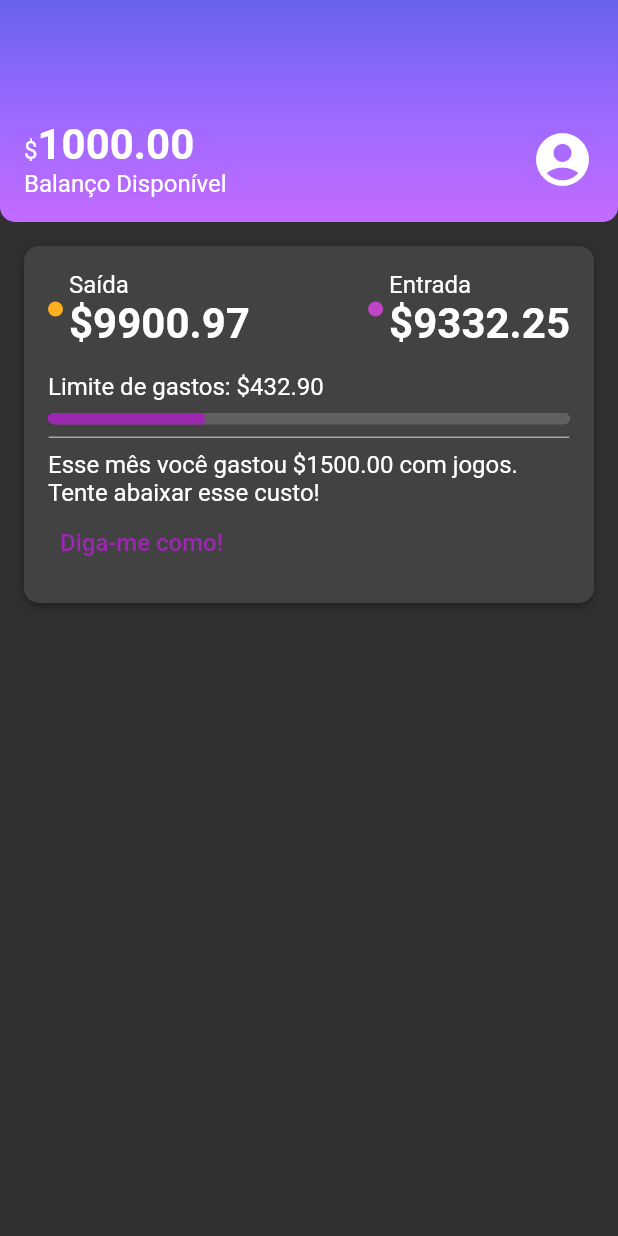
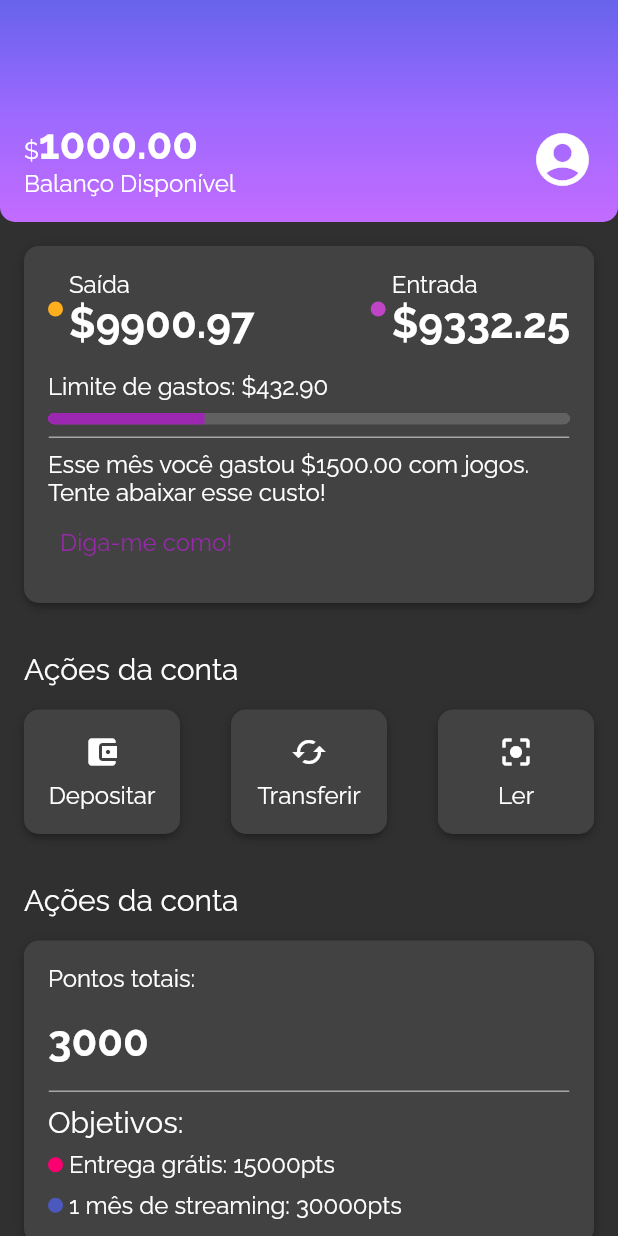
Before and after one commit to arturgussi/flutter_estilizando_e_reproduzindo_layouts, a Flutter app: the screen it shows after launch, on a phone screen of 412 x 824 dp. Run offline on Flutter 3.47's test engine with Material 2 defaults, Android fonts, the phone set to English and light mode, and no system bars.

Commit message:
Aula 6: Estilizações finais: ações e tipografia

```diff
--- a/alubank/lib/components/box_card.dart
+++ b/alubank/lib/components/box_card.dart
@@ -7,7 +7,7 @@ class BoxCard extends StatelessWidget {
 
   @override
   Widget build(BuildContext context) {
-    return Container(
+    return Ink(
       padding: const EdgeInsets.all(16),
       decoration: BoxDecoration(
         boxShadow: kElevationToShadow[3],
--- /dev/null
+++ b/alubank/lib/components/sections/account_actions.dart
@@ -0,0 +1,82 @@
+import 'package:alubank/components/box_card.dart';
+import 'package:flutter/material.dart';
+
+class AccountActions extends StatelessWidget {
+  const AccountActions({super.key});
+
+  @override
+  Widget build(BuildContext context) {
+    return Padding(
+      padding: const EdgeInsets.all(16.0),
+      child: Column(
+        crossAxisAlignment: CrossAxisAlignment.start,
+        children: [
+          Padding(
+            padding: const EdgeInsets.only(bottom: 16.0),
+            child: Text(
+              'Ações da conta',
+              style: Theme.of(context).textTheme.titleMedium,
+            ),
+          ),
+          Row(
+            mainAxisAlignment: MainAxisAlignment.spaceBetween,
+            children: [
+              InkWell(
+                onTap: () {},
+                child: const BoxCard(
+                  boxContent: _AccountActionsContent(
+                    icon: Icon(Icons.account_balance_wallet),
+                    text: 'Depositar',
+                  ),
+                ),
+              ),
+              InkWell(
+                onTap: () {},
+                child: const BoxCard(
+                  boxContent: _AccountActionsContent(
+                    icon: Icon(Icons.cached),
+                    text: 'Transferir',
+                  ),
+                ),
+              ),
+              InkWell(
+                onTap: () {},
+                child: const BoxCard(
+                  boxContent: _AccountActionsContent(
+                    icon: Icon(Icons.center_focus_strong),
+                    text: 'Ler',
+                  ),
+                ),
+              ),
+            ],
+          ),
+        ],
+      ),
+    );
+  }
+}
+
+class _AccountActionsContent extends StatelessWidget {
+  final Icon icon;
+  final String text;
+
+  const _AccountActionsContent({required this.icon, required this.text});
+
+  @override
+  Widget build(BuildContext context) {
+    return SizedBox(
+      width: 72,
+      child: Column(
+        children: [
+          Padding(
+            padding: const EdgeInsets.only(
+              bottom: 8.0,
+            ),
+            child: icon,
+          ),
+          Text(text),
+        ],
+      ),
+    );
+  }
+}
--- /dev/null
+++ b/alubank/lib/components/sections/account_points.dart
@@ -0,0 +1,105 @@
+import 'package:alubank/components/box_card.dart';
+import 'package:alubank/components/color_dot.dart';
+import 'package:alubank/components/content_division.dart';
+import 'package:alubank/themes/theme_colors.dart';
+import 'package:flutter/material.dart';
+
+class AccountPoints extends StatelessWidget {
+  const AccountPoints({super.key});
+
+  @override
+  Widget build(BuildContext context) {
+    return Column(
+      crossAxisAlignment: CrossAxisAlignment.start,
+      children: [
+        Padding(
+          padding: const EdgeInsets.all(16.0),
+          child: Column(
+            crossAxisAlignment: CrossAxisAlignment.start,
+            children: [
+              Padding(
+                padding: const EdgeInsets.only(bottom: 16.0),
+                child: Text(
+                  'Ações da conta',
+                  style: Theme.of(context).textTheme.titleMedium,
+                ),
+              ),
+              const BoxCard(
+                boxContent: _RecentPointsContent(),
+              ),
+            ],
+          ),
+        ),
+      ],
+    );
+  }
+}
+
+class _RecentPointsContent extends StatelessWidget {
+  const _RecentPointsContent();
+
+  @override
+  Widget build(BuildContext context) {
+    return Column(
+      crossAxisAlignment: CrossAxisAlignment.start,
+      children: [
+        const Row(
+          mainAxisAlignment: MainAxisAlignment.spaceBetween,
+          children: [
+            Text('Pontos totais:'),
+          ],
+        ),
+        Padding(
+          padding: const EdgeInsets.only(top: 16.0, bottom: 8.0),
+          child: Text(
+            '3000',
+            style: Theme.of(context).textTheme.bodyLarge,
+          ),
+        ),
+        const Padding(
+          padding: EdgeInsets.only(
+            top: 8.0,
+            bottom: 8.0,
+          ),
+          child: ContentDivision(),
+        ),
+        Padding(
+          padding: const EdgeInsets.only(
+            bottom: 8.0,
+          ),
+          child: Text(
+            'Objetivos:',
+            style: Theme.of(context).textTheme.titleMedium,
+          ),
+        ),
+        Padding(
+          padding: const EdgeInsets.only(
+            bottom: 8.0,
+          ),
+          child: Row(
+            children: [
+              Padding(
+                padding: const EdgeInsets.only(right: 4.0),
+                child: ColorDot(
+                  color: ThemeColors.recentPoints['free_delivery'],
+                ),
+              ),
+              const Text('Entrega grátis: 15000pts')
+            ],
+          ),
+        ),
+        Row(
+          children: [
+            Padding(
+              padding: const EdgeInsets.only(right: 4.0),
+              child: ColorDot(
+                color: ThemeColors.recentPoints['streaming'],
+              ),
+            ),
+            const Text('1 mês de streaming: 30000pts')
+          ],
+        )
+      ],
+    );
+  }
+}
--- a/alubank/lib/components/sections/header.dart
+++ b/alubank/lib/components/sections/header.dart
@@ -7,7 +7,7 @@ class Header extends StatelessWidget {
   @override
   Widget build(BuildContext context) {
     return Container(
-      decoration: BoxDecoration(
+      decoration: const BoxDecoration(
         gradient: LinearGradient(
           begin: Alignment.topCenter,
           end: Alignment.bottomCenter,
@@ -18,7 +18,7 @@ class Header extends StatelessWidget {
         ),
       ),
       child: Padding(
-        padding: EdgeInsets.fromLTRB(16.0, 80.0, 16.0, 16.0),
+        padding: const EdgeInsets.fromLTRB(16.0, 80.0, 16.0, 16.0),
         child: Row(
           mainAxisAlignment: MainAxisAlignment.spaceBetween,
           children: <Widget>[
@@ -39,12 +39,12 @@ class Header extends StatelessWidget {
                     ],
                   ),
                 ),
-                Text(
+                const Text(
                   'Balanço Disponível',
                 ),
               ],
             ),
-            Icon(Icons.account_circle, size: 42)
+            const Icon(Icons.account_circle, size: 42)
           ],
         ),
       ),
--- a/alubank/lib/components/sections/recent_activity.dart
+++ b/alubank/lib/components/sections/recent_activity.dart
@@ -9,8 +9,8 @@ class RecentActivity extends StatelessWidget {
 
   @override
   Widget build(BuildContext context) {
-    return Padding(
-      padding: const EdgeInsets.all(16.0),
+    return const Padding(
+      padding: EdgeInsets.all(16.0),
       child: BoxCard(
         boxContent: _RecentActivityContent(),
       ),
@@ -19,7 +19,7 @@ class RecentActivity extends StatelessWidget {
 }
 
 class _RecentActivityContent extends StatelessWidget {
-  const _RecentActivityContent({super.key});
+  const _RecentActivityContent();
 
   @override
   Widget build(BuildContext context) {
--- a/alubank/lib/main.dart
+++ b/alubank/lib/main.dart
@@ -14,7 +14,7 @@ class Alubank extends StatelessWidget {
     return MaterialApp(
       title: 'Alubank',
       theme: myTheme,
-      home: Home(),
+      home: const Home(),
     );
   }
 }
--- a/alubank/lib/screens/home.dart
+++ b/alubank/lib/screens/home.dart
@@ -1,3 +1,5 @@
+import 'package:alubank/components/sections/account_actions.dart';
+import 'package:alubank/components/sections/account_points.dart';
 import 'package:alubank/components/sections/header.dart';
 import 'package:alubank/components/sections/recent_activity.dart';
 import 'package:flutter/material.dart';
@@ -7,11 +9,13 @@ class Home extends StatelessWidget {
 
   @override
   Widget build(BuildContext context) {
-    return Scaffold(
+    return const Scaffold(
       body: Column(
         children: <Widget>[
           Header(),
           RecentActivity(),
+          AccountActions(),
+          AccountPoints(),
         ],
       ),
     );
--- a/alubank/lib/themes/my_theme.dart
+++ b/alubank/lib/themes/my_theme.dart
@@ -5,7 +5,8 @@ ThemeData myTheme = ThemeData(
   primarySwatch: ThemeColors.primaryColor,
   primaryColor: ThemeColors.primaryColor,
   brightness: Brightness.dark,
-  textTheme: TextTheme(
+  fontFamily: 'Raleway',
+  textTheme: const TextTheme(
     bodyMedium: TextStyle(
       fontSize: 16,
     ),
@@ -13,5 +14,9 @@ ThemeData myTheme = ThemeData(
       fontSize: 28,
       fontWeight: FontWeight.bold,
     ),
+    titleMedium: TextStyle(
+      fontSize: 20,
+      fontWeight: FontWeight.normal,
+    ),
   ),
 );
--- a/alubank/lib/themes/theme_colors.dart
+++ b/alubank/lib/themes/theme_colors.dart
@@ -9,7 +9,11 @@ class ThemeColors {
   ];
   static const recentActivity = {
     'spent': Color.fromRGBO(255, 175, 29, 1.0),
-    'income': Color.fromRGBO(191, 69, 198, 1.0)
+    'income': Color.fromRGBO(191, 69, 198, 1.0),
+  };
+  static const recentPoints = {
+    'free_delivery': Color.fromRGBO(250, 0, 112, 1.0),
+    'streaming': Color.fromRGBO(75, 89, 191, 1.0),
   };
   static const division = Color.fromRGBO(166, 166, 166, 1.0);
 }
```
Also changed, not shown: alubank/pubspec.yaml (+8 -0 lines), alubank/fonts/Raleway-Bold.ttf (added), alubank/fonts/Raleway-Regular.ttf (added), 1 other file.
